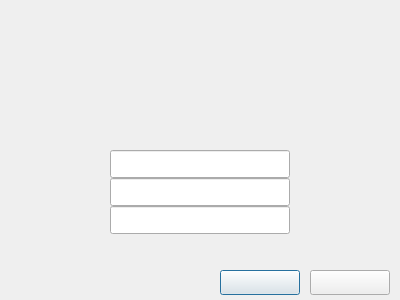
Old version of the form code/client/module/user/view/ui/view_modify_passwd_dialog.ui in the repository 13810671993/zhi_shang.
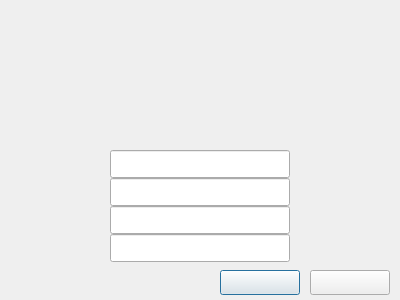
New version of the form.

Patch:
```diff
--- a/code/client/module/user/view/ui/view_modify_passwd_dialog.ui
+++ b/code/client/module/user/view/ui/view_modify_passwd_dialog.ui
@@ -147,6 +147,16 @@
     <string/>
    </property>
   </widget>
+  <widget class="QLineEdit" name="CLedPasswdAgain_Modify_2">
+   <property name="geometry">
+    <rect>
+     <x>110</x>
+     <y>234</y>
+     <width>180</width>
+     <height>28</height>
+    </rect>
+   </property>
+  </widget>
   <zorder>CLblBackgroundDown_Modify</zorder>
   <zorder>CLblBackgroundCenter_Modify</zorder>
   <zorder>CLblBackgroundUp_Modify</zorder>
```
Left out of the diff: 1 changed line with no effect on the pictures.
